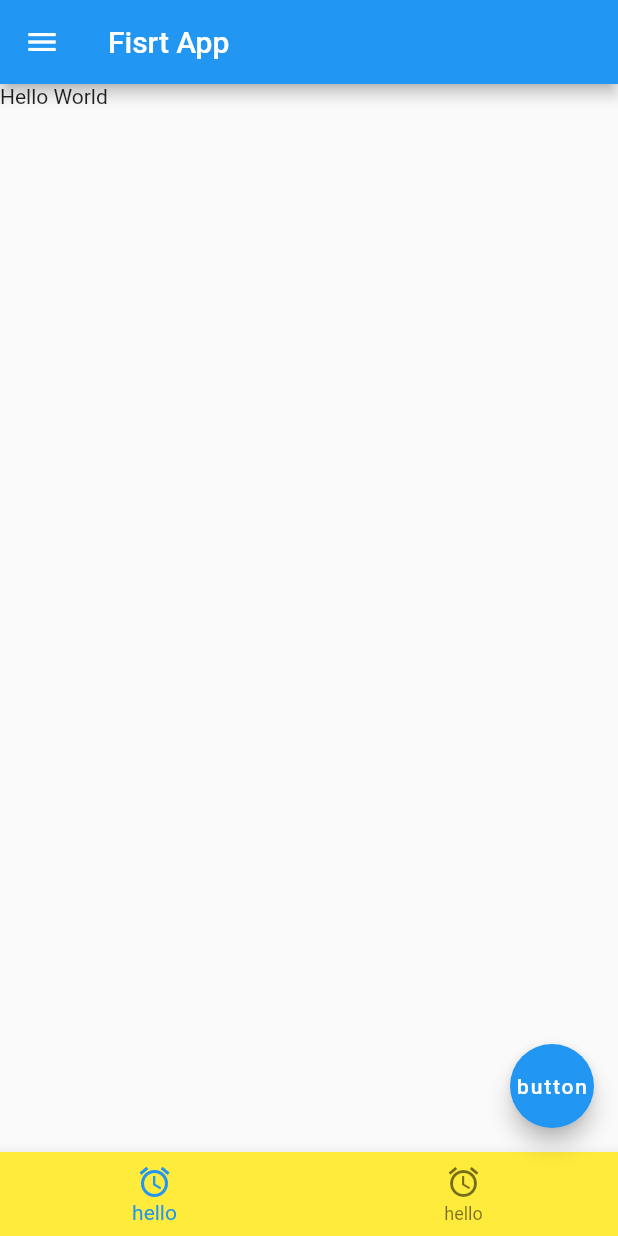
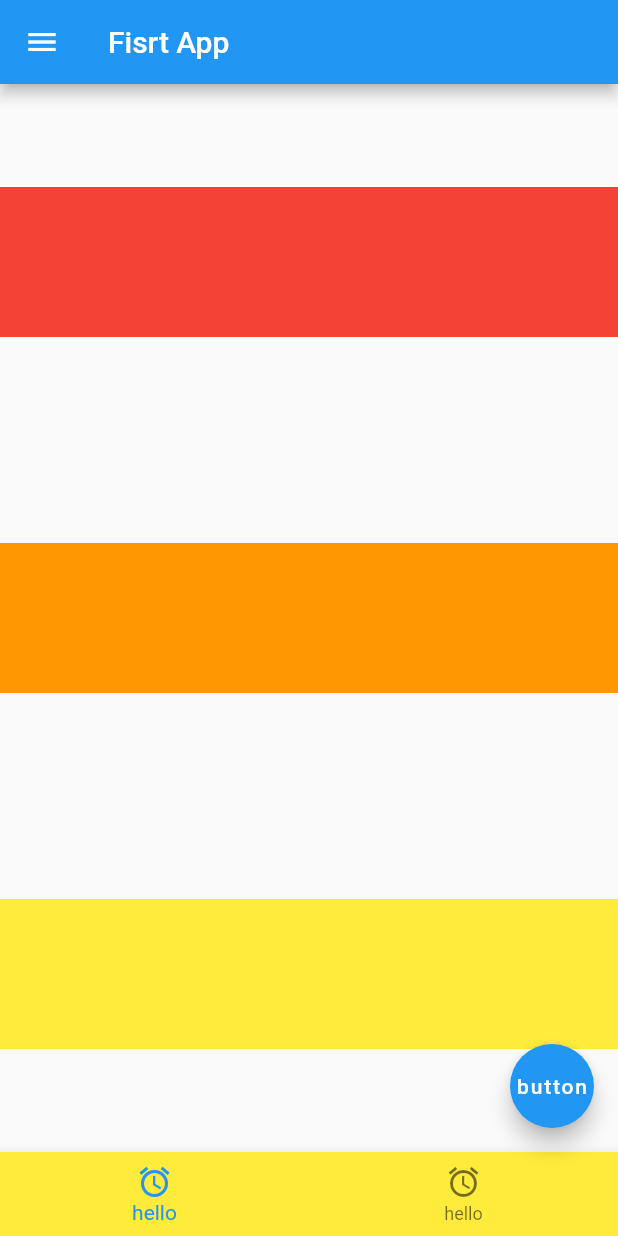
Before and after one commit to uheaji/flutter-study, a Flutter app: the screen it shows after launch, on a phone screen of 412 x 824 dp. Run offline on Flutter 3.47's test engine with Material 2 defaults, Android fonts, the phone set to English and light mode, and no system bars.

Commit message:
[2] column

```diff
--- a/flutter_app/lib/main.dart
+++ b/flutter_app/lib/main.dart
@@ -17,7 +17,28 @@ class FirstApp extends StatelessWidget {
           title: Text('Fisrt App'),
           leading: Icon(Icons.menu),
         ),
-          body: Text("Hello World"),
+          body: Column( // 크기가 없음 !
+          mainAxisAlignment: MainAxisAlignment.spaceAround, // 수직방향
+          crossAxisAlignment: CrossAxisAlignment.stretch, // 수평방향
+
+            children: [
+                Container( // 컨테이너는 가질 수 있는 최대크기만큼 차지. -> 부모의 최대 크기까지 늘려라
+                  color: Colors.red,
+                  width: 100,
+                  height: 100,
+                ),
+                Container( // 컨테이너는 가질 수 있는 최대크기만큼 차지.
+                  color: Colors.orange,
+                  width: 100,
+                  height: 100,
+                ),
+                Container( // 컨테이너는 가질 수 있는 최대크기만큼 차지.
+                  color: Colors.yellow,
+                  // width: 100,
+                  height: 100,
+                ),
+            ],
+          ),
           floatingActionButton: FloatingActionButton(
             child: Text('button'),
             onPressed: () {
```
